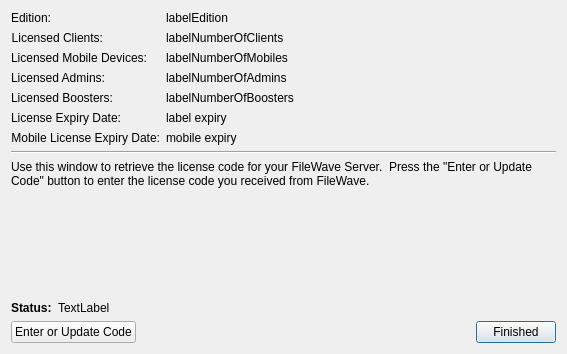
The window that FWAdminLib/EditActivationCodesDlg.ui (fw-dev/translations) describes before a commit, drawn with Qt 5.
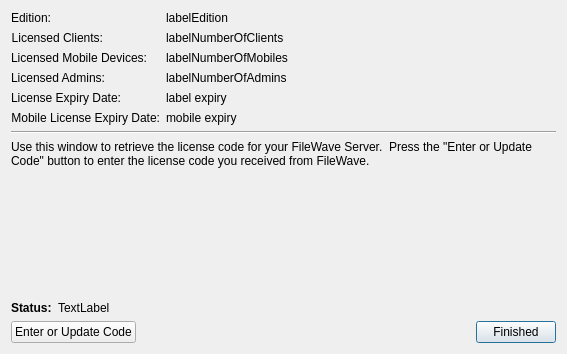
The same window after the commit.

Patch:
```diff
--- a/FWAdminLib/EditActivationCodesDlg.ui
+++ b/FWAdminLib/EditActivationCodesDlg.ui
@@ -65,6 +65,9 @@
     <layout class="QHBoxLayout" name="horizontalLayout_4">
      <item>
       <layout class="QFormLayout" name="formLayout">
+       <property name="fieldGrowthPolicy">
+        <enum>QFormLayout::FieldsStayAtSizeHint</enum>
+       </property>
        <item row="0" column="0">
         <widget class="QLabel" name="label_2">
          <property name="text">
@@ -134,23 +137,6 @@
         </widget>
        </item>
        <item row="4" column="0">
-        <widget class="QLabel" name="label_7">
-         <property name="text">
-          <string>Licensed Boosters:</string>
-         </property>
-         <property name="alignment">
-          <set>Qt::AlignRight|Qt::AlignTrailing|Qt::AlignVCenter</set>
-         </property>
-        </widget>
-       </item>
-       <item row="4" column="1">
-        <widget class="QLabel" name="labelNumberOfBoosters">
-         <property name="text">
-          <string>labelNumberOfBoosters</string>
-         </property>
-        </widget>
-       </item>
-       <item row="5" column="0">
         <widget class="QLabel" name="label_8">
          <property name="text">
           <string>License Expiry Date:</string>
@@ -160,14 +146,14 @@
          </property>
         </widget>
        </item>
-       <item row="5" column="1">
+       <item row="4" column="1">
         <widget class="QLabel" name="labelExpiryDate">
          <property name="text">
           <string>label expiry</string>
          </property>
         </widget>
        </item>
-       <item row="6" column="0">
+       <item row="5" column="0">
         <widget class="QLabel" name="label_9">
          <property name="text">
           <string>Mobile License Expiry Date:</string>
@@ -177,7 +163,7 @@
          </property>
         </widget>
        </item>
-       <item row="6" column="1">
+       <item row="5" column="1">
         <widget class="QLabel" name="labelMovileExpiryDate">
          <property name="text">
           <string>mobile expiry</string>
```
